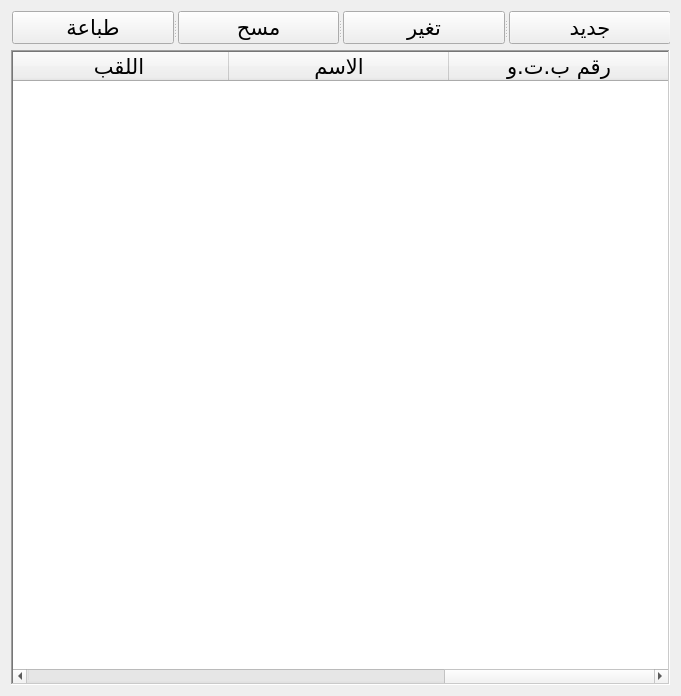
anwer25/Administration_agricole, file UI/farmers.ui: the form before one commit.
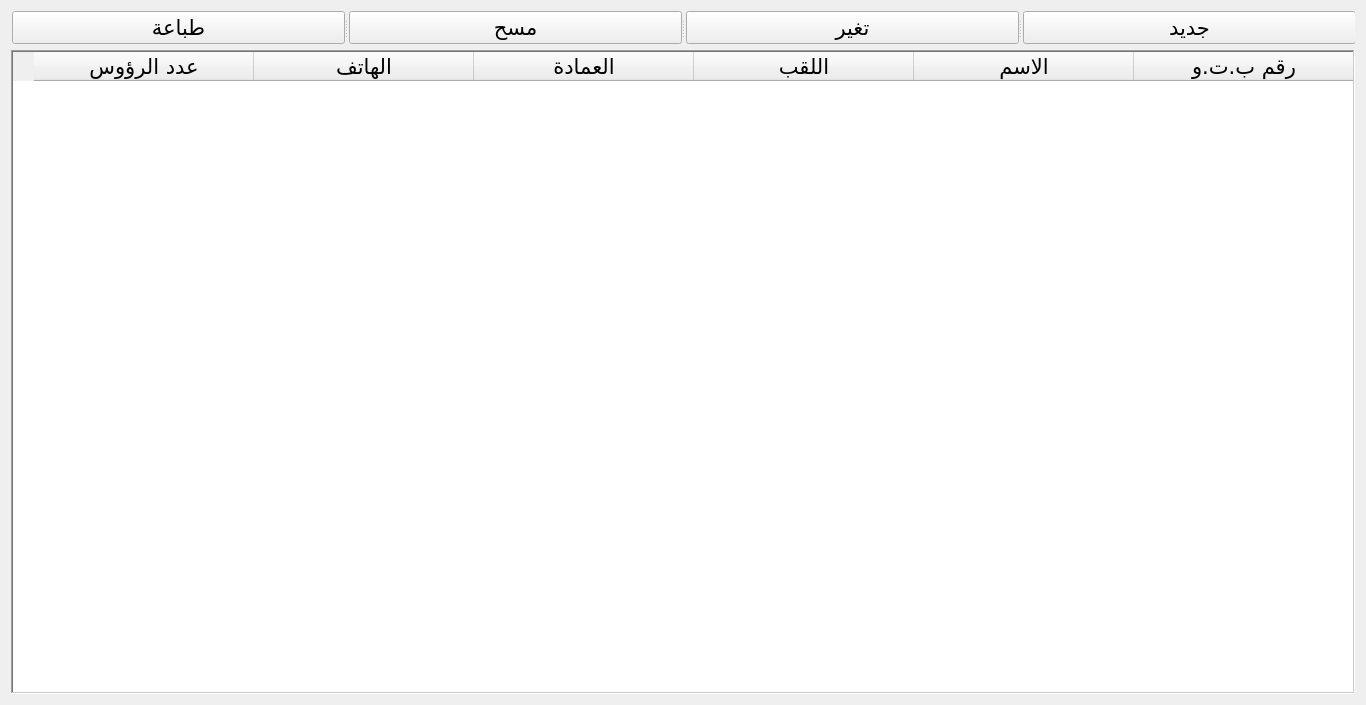
The form after the commit.

The edit to the form file:
```diff
--- a/UI/farmers.ui
+++ b/UI/farmers.ui
@@ -9,8 +9,8 @@
    <rect>
     <x>0</x>
     <y>0</y>
-    <width>681</width>
-    <height>696</height>
+    <width>1366</width>
+    <height>705</height>
    </rect>
   </property>
   <property name="minimumSize">
@@ -100,16 +100,16 @@
        <string>اللقب</string>
       </property>
      </column>
-     <column>
-      <property name="text">
-       <string>الهاتف</string>
-      </property>
-     </column>
      <column>
       <property name="text">
        <string>العمادة</string>
       </property>
      </column>
+     <column>
+      <property name="text">
+       <string>الهاتف</string>
+      </property>
+     </column>
      <column>
       <property name="text">
        <string>عدد الرؤوس</string>
```
